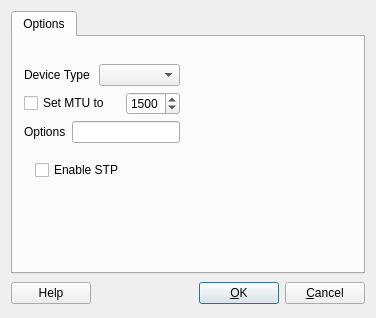
This is src/libgui/bsdifaceoptsdialog_q.ui in fwbuilder/fwbuilder as Qt 5 draws it before an edit. The edited form follows.
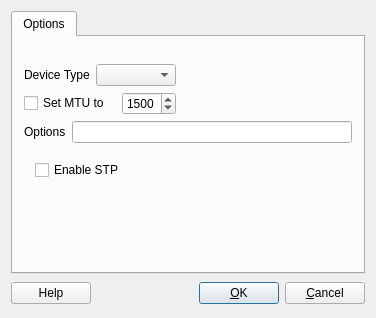
This is the edited form. Icons and pictures are not drawn.

What changed in the file:
```diff
--- a/src/libgui/bsdifaceoptsdialog_q.ui
+++ b/src/libgui/bsdifaceoptsdialog_q.ui
@@ -172,26 +172,13 @@
          </property>
         </widget>
        </item>
-       <item row="3" column="1" colspan="3">
+       <item row="3" column="1" colspan="4">
         <widget class="QLineEdit" name="iface_options">
          <property name="toolTip">
           <string>additional arguments for ifconfig</string>
          </property>
         </widget>
        </item>
-       <item row="3" column="4">
-        <spacer name="horizontalSpacer_4">
-         <property name="orientation">
-          <enum>Qt::Horizontal</enum>
-         </property>
-         <property name="sizeHint" stdset="0">
-          <size>
-           <width>147</width>
-           <height>20</height>
-          </size>
-         </property>
-        </spacer>
-       </item>
        <item row="4" column="0" colspan="5">
         <widget class="QStackedWidget" name="options_stack">
          <property name="sizePolicy">
@@ -281,7 +268,7 @@
          </widget>
         </widget>
        </item>
-       <item row="5" column="0" colspan="2">
+       <item row="5" column="0">
         <spacer>
          <property name="orientation">
           <enum>Qt::Vertical</enum>
```
